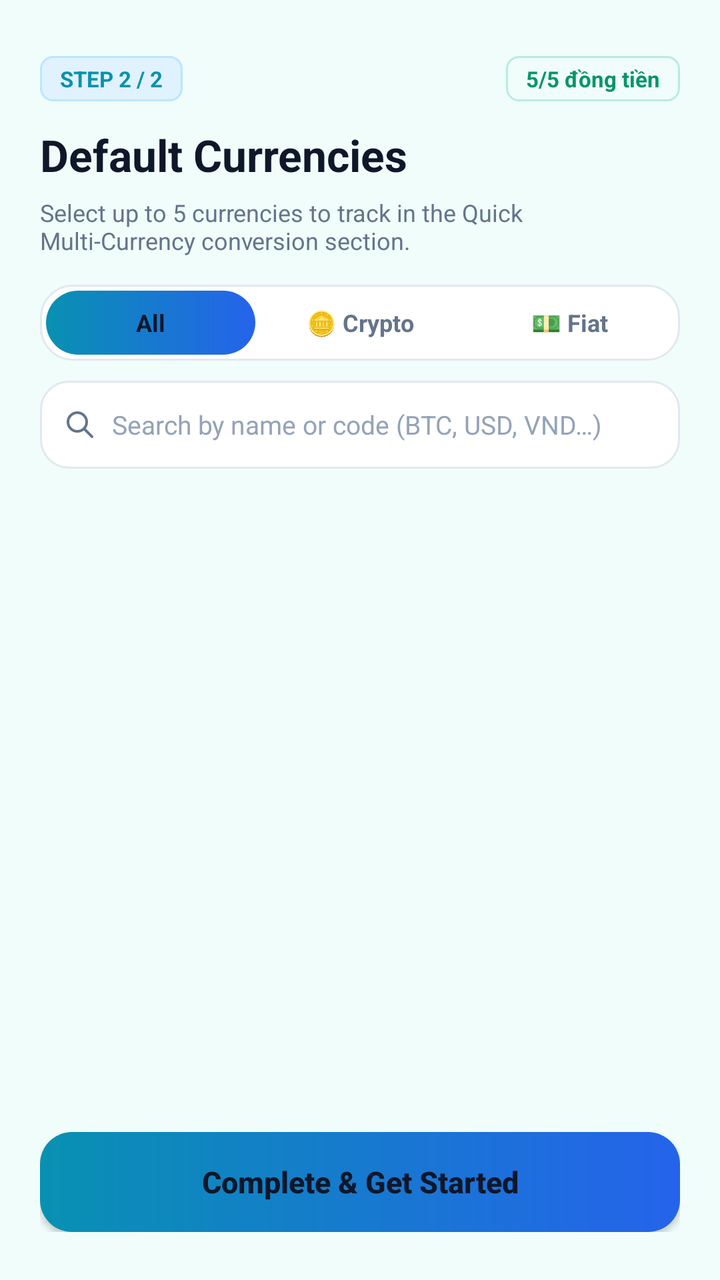
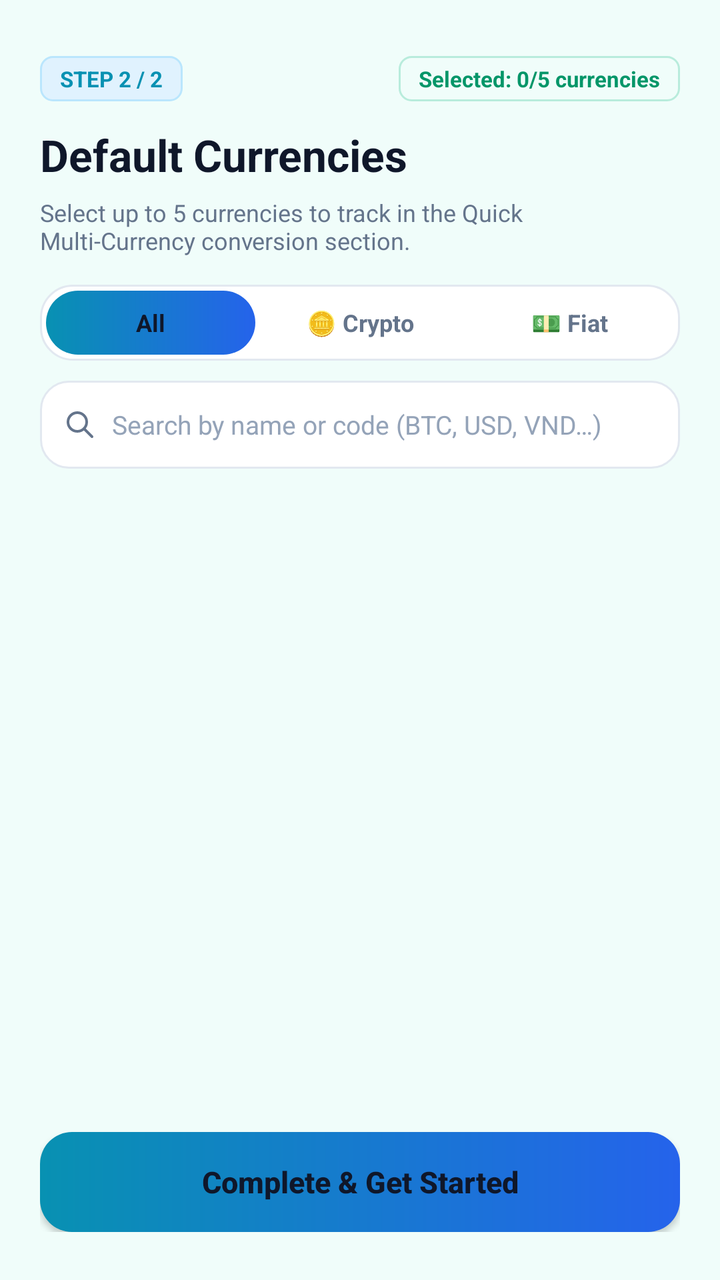

The first picture is an Android layout as it rendered before a commit; the second is the same layout after the commit. The layout source and the unified diff follow.
<!-- AndroidManifest.xml: application theme Theme.Currency -->
<!-- res/layout/fragment_onboarding_currencies.xml -->
<?xml version="1.0" encoding="utf-8"?>
<LinearLayout xmlns:android="http://schemas.android.com/apk/res/android"
    xmlns:tools="http://schemas.android.com/tools"
    android:layout_width="match_parent"
    android:layout_height="match_parent"
    android:background="@color/background_app"
    android:orientation="vertical"
    android:paddingStart="20dp"
    android:paddingTop="28dp"
    android:paddingEnd="20dp"
    android:paddingBottom="24dp">

    
    <LinearLayout
        android:layout_width="match_parent"
        android:layout_height="wrap_content"
        android:gravity="center_vertical"
        android:orientation="horizontal">

        <TextView
            android:layout_width="wrap_content"
            android:layout_height="wrap_content"
            android:background="@drawable/bg_badge_cyan"
            android:paddingStart="10dp"
            android:paddingTop="4dp"
            android:paddingEnd="10dp"
            android:paddingBottom="4dp"
            android:text="@string/step_2_of_2"
            android:textColor="@color/brand_accent"
            android:textSize="11sp"
            android:textStyle="bold" />

        <View
            android:layout_width="0dp"
            android:layout_height="1dp"
            android:layout_weight="1" />

        <TextView
            android:id="@+id/tvSelectedCountBadge"
            android:layout_width="wrap_content"
            android:layout_height="wrap_content"
            android:background="@drawable/bg_badge_emerald"
            android:paddingStart="10dp"
            android:paddingTop="4dp"
            android:paddingEnd="10dp"
            android:paddingBottom="4dp"
            android:text="5/5 đồng tiền"
            android:textColor="@color/status_positive"
            android:textSize="11sp"
            android:textStyle="bold" />
    </LinearLayout>

    <TextView
        android:layout_width="wrap_content"
        android:layout_height="wrap_content"
        android:layout_marginTop="12dp"
        android:text="@string/default_currencies_title"
        android:textColor="@color/content_primary"
        android:textSize="22sp"
        android:textStyle="bold" />

    <TextView
        android:layout_width="wrap_content"
        android:layout_height="wrap_content"
        android:layout_marginTop="6dp"
        android:text="@string/default_currencies_desc"
        android:textColor="@color/content_secondary"
        android:textSize="12sp" />

    
    <LinearLayout
        android:layout_width="match_parent"
        android:layout_height="38dp"
        android:layout_marginTop="14dp"
        android:background="@drawable/bg_input_box"
        android:orientation="horizontal"
        android:padding="3dp">

        <TextView
            android:id="@+id/btnTabAll"
            android:layout_width="0dp"
            android:layout_height="match_parent"
            android:layout_weight="1"
            android:background="@drawable/bg_button_gradient"
            android:gravity="center"
            android:text="@string/all"
            android:textColor="@color/content_primary"
            android:textSize="12sp"
            android:textStyle="bold" />

        <TextView
            android:id="@+id/btnTabCrypto"
            android:layout_width="0dp"
            android:layout_height="match_parent"
            android:layout_weight="1"
            android:background="@null"
            android:gravity="center"
            android:text="🪙 Crypto"
            android:textColor="@color/content_secondary"
            android:textSize="12sp"
            android:textStyle="bold" />

        <TextView
            android:id="@+id/btnTabFiat"
            android:layout_width="0dp"
            android:layout_height="match_parent"
            android:layout_weight="1"
            android:background="@null"
            android:gravity="center"
            android:text="💵 Fiat"
            android:textColor="@color/content_secondary"
            android:textSize="12sp"
            android:textStyle="bold" />
    </LinearLayout>

    
    <LinearLayout
        android:layout_width="match_parent"
        android:layout_height="44dp"
        android:layout_marginTop="10dp"
        android:layout_marginBottom="10dp"
        android:background="@drawable/bg_search_box"
        android:gravity="center_vertical"
        android:orientation="horizontal"
        android:paddingStart="12dp"
        android:paddingEnd="12dp">

        <ImageView
            android:layout_width="16dp"
            android:layout_height="16dp"
            android:src="@drawable/ic_search" />

        <EditText
            android:id="@+id/etSearchCurrency"
            android:layout_width="match_parent"
            android:layout_height="match_parent"
            android:layout_marginStart="8dp"
            android:background="@null"
            android:hint="@string/search_currency"
            android:inputType="text"
            android:textColor="@color/content_primary"
            android:textColorHint="@color/content_tertiary"
            android:textSize="13sp" />
    </LinearLayout>

    
    <androidx.recyclerview.widget.RecyclerView
        android:id="@+id/rvCurrencies"
        android:layout_width="match_parent"
        android:layout_height="0dp"
        android:layout_weight="1"
        android:clipToPadding="false"
        android:paddingBottom="12dp" />

    
    <androidx.appcompat.widget.AppCompatButton
        android:id="@+id/btnComplete"
        android:layout_width="match_parent"
        android:layout_height="50dp"
        android:layout_marginTop="8dp"
        android:background="@drawable/bg_button_gradient"
        android:text="@string/complete_and_start"
        android:textAllCaps="false"
        android:textColor="@color/content_primary"
        android:textSize="15sp"
        android:textStyle="bold" />

</LinearLayout>
<!-- resources referenced by this layout -->
<resources>
  <color name="background_app">#F0FDFA</color>
  <color name="brand_accent">#0891B2</color>
  <color name="content_primary">#0F172A</color>
  <color name="content_secondary">#64748B</color>
  <color name="content_tertiary">#94A3B8</color>
  <color name="status_positive">#059669</color>
  <!-- drawable bg_badge_cyan (drawable) -->
  <?xml version="1.0" encoding="utf-8"?>
  <shape xmlns:android="http://schemas.android.com/apk/res/android"
      android:shape="rectangle">
      <solid android:color="@color/brand_container" />
      <corners android:radius="6dp" />
      <stroke
          android:width="1dp"
          android:color="@color/brand_container_outline" />
  </shape>
  <!-- drawable bg_badge_emerald (drawable) -->
  <?xml version="1.0" encoding="utf-8"?>
  <shape xmlns:android="http://schemas.android.com/apk/res/android"
      android:shape="rectangle">
      <solid android:color="@color/emerald_badge_bg" />
      <corners android:radius="6dp" />
      <stroke
          android:width="1dp"
          android:color="#4010B981" />
  </shape>
  <!-- drawable bg_button_gradient (drawable) -->
  <?xml version="1.0" encoding="utf-8"?>
  <shape xmlns:android="http://schemas.android.com/apk/res/android"
      android:shape="rectangle">
      <gradient
          android:angle="0"
          android:startColor="@color/brand_primary"
          android:endColor="@color/brand_gradient_end" />
      <corners android:radius="16dp" />
  </shape>
  <!-- drawable bg_input_box (drawable) -->
  <?xml version="1.0" encoding="utf-8"?>
  <shape xmlns:android="http://schemas.android.com/apk/res/android"
      android:shape="rectangle">
      <solid android:color="@color/surface_input" />
      <corners android:radius="16dp" />
      <stroke
          android:width="1dp"
          android:color="@color/outline_default" />
  </shape>
  <!-- drawable bg_search_box (drawable) -->
  <?xml version="1.0" encoding="utf-8"?>
  <shape xmlns:android="http://schemas.android.com/apk/res/android"
      android:shape="rectangle">
      <solid android:color="@color/surface_input" />
      <corners android:radius="14dp" />
      <stroke
          android:width="1dp"
          android:color="@color/outline_default" />
  </shape>
  <!-- drawable ic_search (drawable) -->
  <vector xmlns:android="http://schemas.android.com/apk/res/android"
      android:width="24dp"
      android:height="24dp"
      android:viewportWidth="24"
      android:viewportHeight="24">
      <path
          android:strokeColor="@color/content_secondary"
          android:strokeWidth="2"
          android:strokeLineCap="round"
          android:strokeLineJoin="round"
          android:pathData="M21,21l-6,-6m2,-5a7,7 0,1 1,-14 0a7,7 0,0 1,14 0z" />
  </vector>
  <string name="all">All</string>
  <string name="complete_and_start">Complete &amp; Get Started</string>
  <string name="default_currencies_desc">Select up to 5 currencies to track in the Quick Multi-Currency conversion section.</string>
  <string name="default_currencies_title">Default Currencies</string>
  <string name="search_currency">Search by name or code (BTC, USD, VND…)</string>
  <string name="step_2_of_2">STEP 2 / 2</string>
  <style name="Theme.Currency" parent="Base.Theme.Currency" />
  <color name="brand_container">#E0F2FE</color>
  <color name="brand_container_outline">#BAE6FD</color>
  <color name="brand_primary">#0891B2</color>
  <color name="brand_gradient_end">#2563EB</color>
  <color name="surface_input">#FFFFFFFF</color>
  <color name="outline_default">#E2E8F0</color>
  <!-- unchanged entries left out for length: 1 -->
</resources>

<!-- the commit's change to res/layout/fragment_onboarding_currencies.xml (unified diff, before → after) -->
@@ -44,7 +44,7 @@
             android:paddingTop="4dp"
             android:paddingEnd="10dp"
             android:paddingBottom="4dp"
-            android:text="5/5 đồng tiền"
+            android:text="@string/selected_count_placeholder"
             android:textColor="@color/status_positive"
             android:textSize="11sp"
             android:textStyle="bold" />
@@ -95,7 +95,7 @@
             android:layout_weight="1"
             android:background="@null"
             android:gravity="center"
-            android:text="🪙 Crypto"
+            android:text="@string/crypto_category"
             android:textColor="@color/content_secondary"
             android:textSize="12sp"
             android:textStyle="bold" />
@@ -107,7 +107,7 @@
             android:layout_weight="1"
             android:background="@null"
             android:gravity="center"
-            android:text="💵 Fiat"
+            android:text="@string/fiat_category"
             android:textColor="@color/content_secondary"
             android:textSize="12sp"
             android:textStyle="bold" />
<!-- resource entries referenced after the edit -->
@@ -71,9 +71,12 @@
   </vector>
   <string name="all">All</string>
   <string name="complete_and_start">Complete &amp; Get Started</string>
+  <string name="crypto_category">🪙 Crypto</string>
   <string name="default_currencies_desc">Select up to 5 currencies to track in the Quick Multi-Currency conversion section.</string>
   <string name="default_currencies_title">Default Currencies</string>
+  <string name="fiat_category">💵 Fiat</string>
   <string name="search_currency">Search by name or code (BTC, USD, VND…)</string>
+  <string name="selected_count_placeholder">Selected: 0/5 currencies</string>
   <string name="step_2_of_2">STEP 2 / 2</string>
   <style name="Theme.Currency" parent="Base.Theme.Currency" />
   <color name="brand_container">#E0F2FE</color>
